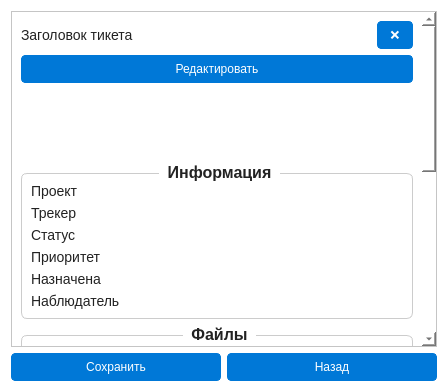
This is ticketcard.ui in abdull-vetrom/TickteSystem as Qt 5 draws it before an edit. The edited form follows.
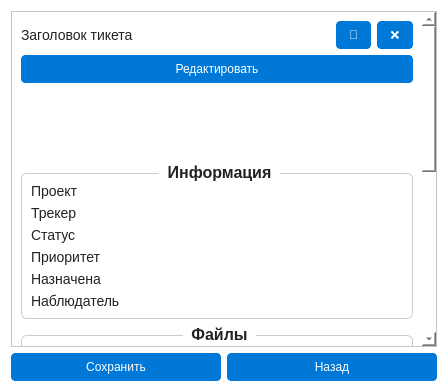
This is the edited form.

```diff
--- a/ticketcard.ui
+++ b/ticketcard.ui
@@ -83,6 +83,16 @@
           </property>
          </spacer>
         </item>
+        <item>
+         <widget class="QPushButton" name="pdfButton">
+          <property name="text">
+           <string>📄</string>
+          </property>
+          <property name="toolTip">
+           <string>Скачать pdf-тикет</string>
+          </property>
+         </widget>
+        </item>
         <item>
          <widget class="QPushButton" name="closeButton">
           <property name="text">
```
